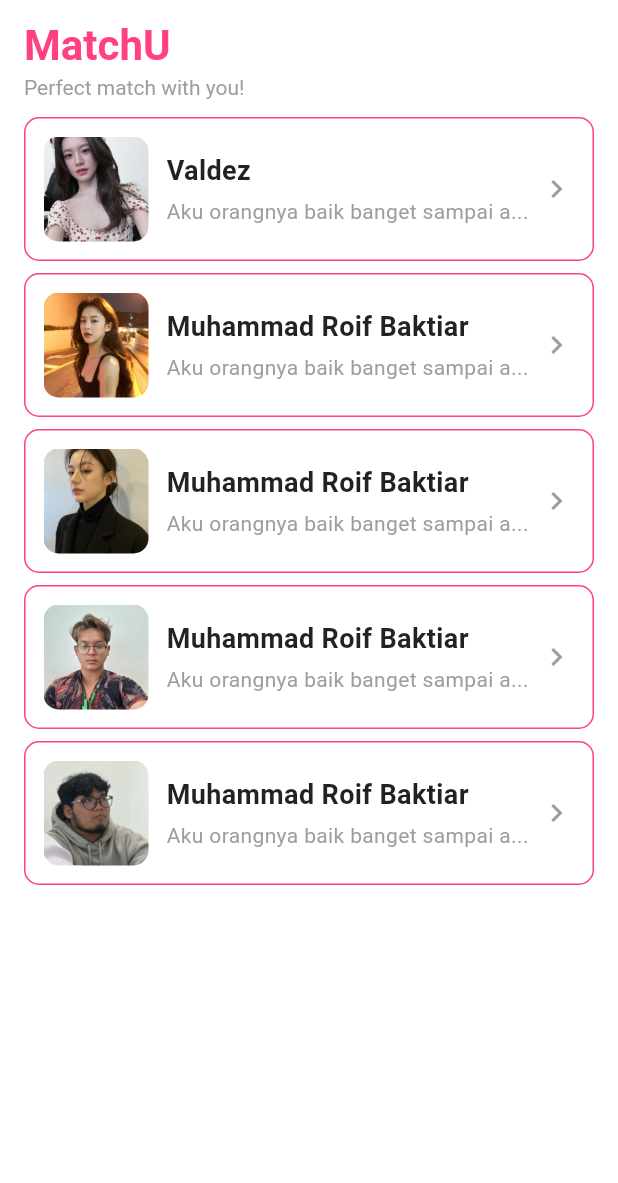
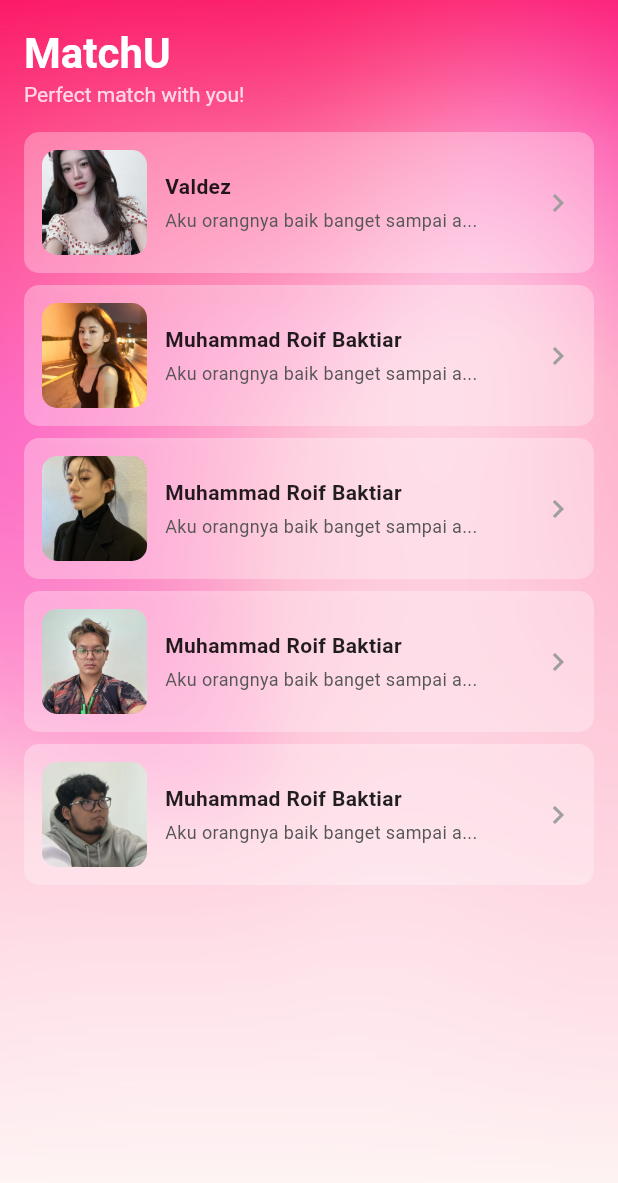
Before and after one commit to CatchU-DatingApp/CatchU-frontend, a Flutter app: the MatchPage screen opened directly, on a phone screen of 412 x 824 dp. Shown: the top 1183 px of the screen. Run offline on Flutter 3.47's test engine with Material 3 defaults, Android fonts, the phone set to English and light mode, and no system bars; our stand-ins replace camera, cloud_firestore, firebase_auth, firebase_core, firebase_storage, flutter_keyboard_visibility and 6 more; accounts and stored records are empty.

Commit message:
update UI match.dart biar kalcer

```diff
--- a/lib/home/match.dart
+++ b/lib/home/match.dart
@@ -1,5 +1,6 @@
 import 'package:flutter/material.dart';
 import 'package:url_launcher/url_launcher.dart';
+import 'dart:ui';
 
 class MatchPage extends StatefulWidget {
   @override
@@ -102,12 +103,20 @@ class _MatchPageState extends State<MatchPage> {
   @override
   Widget build(BuildContext context) {
     return Scaffold(
-      backgroundColor: Colors.white,
-      appBar: AppBar(
-        backgroundColor: Colors.white,
+      body: Container(
+        decoration: BoxDecoration(
+          image: DecorationImage(
+            image: AssetImage('assets/images/backgroundHomepageCatchU.png'),
+            fit: BoxFit.cover,
+          ),
+        ),
+        child: Column(
+          children: [
+            AppBar(
+              backgroundColor: Colors.transparent,
               elevation: 0,
               automaticallyImplyLeading: false,
-        toolbarHeight: 70,
+              toolbarHeight: 80,
               title: Column(
                 crossAxisAlignment: CrossAxisAlignment.start,
                 children: [
@@ -117,21 +126,19 @@ class _MatchPageState extends State<MatchPage> {
                     style: TextStyle(
                       fontSize: 28,
                       fontWeight: FontWeight.bold,
-                color: Colors.pinkAccent,
+                      color: Colors.white,
                     ),
                   ),
                   Text(
                     'Perfect match with you!',
                     style: TextStyle(
                       fontSize: 14,
-                color: Colors.grey,
+                      color: Colors.white.withOpacity(0.8),
                     ),
                   ),
                 ],
               ),
             ),
-      body: Column(
-        children: [
             Expanded(
               child: ListView.builder(
                 padding: EdgeInsets.symmetric(horizontal: 16, vertical: 8),
@@ -140,11 +147,23 @@ class _MatchPageState extends State<MatchPage> {
                   final msg = messages[index];
                   final isExpanded = expandedIndices.contains(index);
 
-                return Container(
+                  return ClipRRect(
+                    borderRadius: BorderRadius.circular(10),
+                    child: BackdropFilter(
+                      filter: ImageFilter.blur(sigmaX: 8, sigmaY: 8),
+                      child: Container(
                         margin: EdgeInsets.only(bottom: 8),
                         decoration: BoxDecoration(
+                          color: Colors.white.withOpacity(0.3),
                           borderRadius: BorderRadius.circular(10),
-                    border: Border.all(color: Colors.pinkAccent),
+                          // border: Border.all(color: const Color.fromARGB(255, 255, 255, 255)),
+                          // boxShadow: [
+                          //   BoxShadow(
+                          //     color: Colors.black.withOpacity(0.2),
+                          //     blurRadius: 8,
+                          //     offset: Offset(0, 2),
+                          //   ),
+                          // ],
                         ),
                         child: Column(
                           children: [
@@ -171,7 +190,7 @@ class _MatchPageState extends State<MatchPage> {
                                           Text(
                                             msg['name']!,
                                             style: TextStyle(
-                                        fontSize: 18,
+                                              fontSize: 14,
                                               fontWeight: FontWeight.bold,
                                               color: Colors.black87,
                                             ),
@@ -180,8 +199,8 @@ class _MatchPageState extends State<MatchPage> {
                                           Text(
                                             msg['message']!,
                                             style: TextStyle(
-                                        color: Colors.grey,
-                                        fontSize: 14,
+                                              color: const Color.fromARGB(255, 86, 86, 86),
+                                              fontSize: 12,
                                             ),
                                             maxLines: 1,
                                             overflow: TextOverflow.ellipsis,
@@ -209,11 +228,14 @@ class _MatchPageState extends State<MatchPage> {
                             ),
                           ],
                         ),
+                      ),
+                    ),
                   );
                 },
               ),
             ),
           ],
+        ),
       ),
     );
   }
```
Lines whose indentation alone changed are shown as unchanged.
